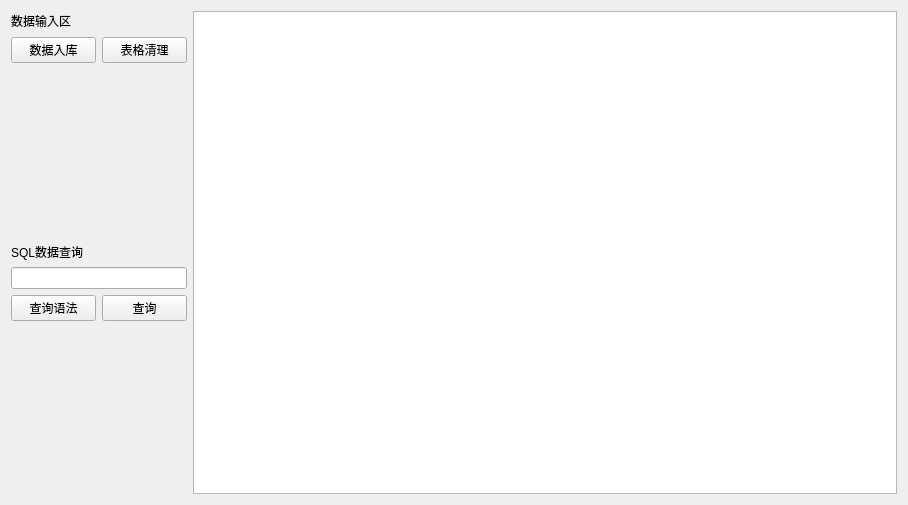
Old version of the form main.ui in the repository SQM-fuleiya/SQM-Data-analysis-tools.
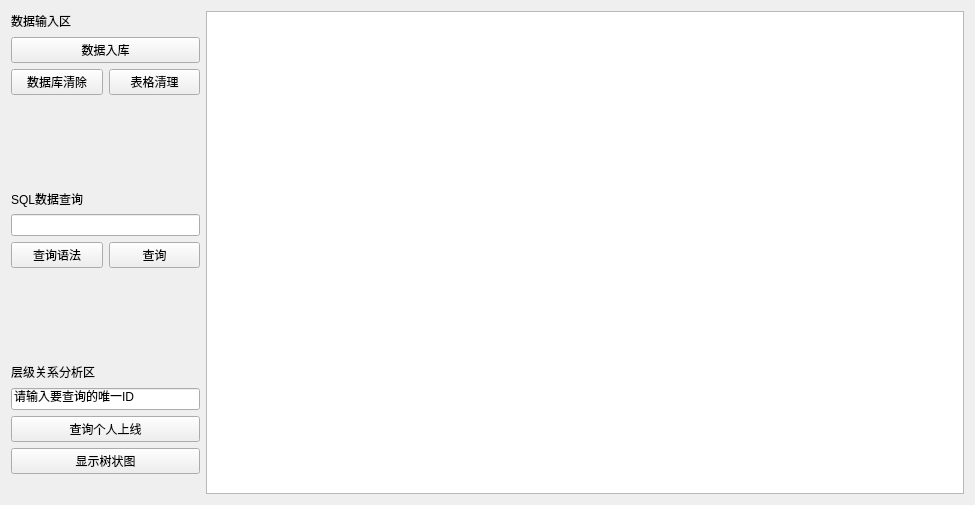
New version of the form. Icons and pictures are not drawn.

Commit message: v1.5更新 人员层级查询和树状图显示

What changed in the file:
```diff
--- a/main.ui
+++ b/main.ui
@@ -6,7 +6,7 @@
    <rect>
     <x>0</x>
     <y>0</y>
-    <width>908</width>
+    <width>975</width>
     <height>505</height>
    </rect>
   </property>
@@ -48,12 +48,19 @@
            </item>
           </layout>
          </item>
+         <item>
+          <widget class="QPushButton" name="start_db_but">
+           <property name="text">
+            <string>数据入库</string>
+           </property>
+          </widget>
+         </item>
          <item>
           <layout class="QHBoxLayout" name="horizontalLayout_2">
            <item>
-            <widget class="QPushButton" name="start_db_but">
+            <widget class="QPushButton" name="db_clear">
              <property name="text">
-              <string>数据入库</string>
+              <string>数据库清除</string>
              </property>
             </widget>
            </item>
@@ -67,7 +74,34 @@
           </layout>
          </item>
          <item>
-          <layout class="QHBoxLayout" name="horizontalLayout_3"/>
+          <layout class="QHBoxLayout" name="horizontalLayout_3">
+           <item>
+            <spacer name="horizontalSpacer_2">
+             <property name="orientation">
+              <enum>Qt::Horizontal</enum>
+             </property>
+             <property name="sizeHint" stdset="0">
+              <size>
+               <width>40</width>
+               <height>20</height>
+              </size>
+             </property>
+            </spacer>
+           </item>
+           <item>
+            <spacer name="horizontalSpacer_4">
+             <property name="orientation">
+              <enum>Qt::Horizontal</enum>
+             </property>
+             <property name="sizeHint" stdset="0">
+              <size>
+               <width>40</width>
+               <height>20</height>
+              </size>
+             </property>
+            </spacer>
+           </item>
+          </layout>
          </item>
         </layout>
        </item>
@@ -97,7 +131,7 @@
           <widget class="QLineEdit" name="db_str"/>
          </item>
          <item>
-          <layout class="QHBoxLayout" name="horizontalLayout_4">
+          <layout class="QHBoxLayout" name="horizontalLayout_5">
            <item>
             <widget class="QPushButton" name="select_yufa">
              <property name="text">
@@ -114,6 +148,36 @@
            </item>
           </layout>
          </item>
+         <item>
+          <layout class="QHBoxLayout" name="horizontalLayout_4">
+           <item>
+            <spacer name="horizontalSpacer_5">
+             <property name="orientation">
+              <enum>Qt::Horizontal</enum>
+             </property>
+             <property name="sizeHint" stdset="0">
+              <size>
+               <width>40</width>
+               <height>20</height>
+              </size>
+             </property>
+            </spacer>
+           </item>
+           <item>
+            <spacer name="horizontalSpacer_6">
+             <property name="orientation">
+              <enum>Qt::Horizontal</enum>
+             </property>
+             <property name="sizeHint" stdset="0">
+              <size>
+               <width>40</width>
+               <height>20</height>
+              </size>
+             </property>
+            </spacer>
+           </item>
+          </layout>
+         </item>
         </layout>
        </item>
        <item>
@@ -124,11 +188,82 @@
          <property name="sizeHint" stdset="0">
           <size>
            <width>20</width>
-           <height>40</height>
+           <height>18</height>
           </size>
          </property>
         </spacer>
        </item>
+       <item>
+        <layout class="QVBoxLayout" name="verticalLayout_3">
+         <item>
+          <layout class="QHBoxLayout" name="horizontalLayout_6">
+           <item>
+            <widget class="QLabel" name="label_3">
+             <property name="text">
+              <string>层级关系分析区</string>
+             </property>
+            </widget>
+           </item>
+           <item>
+            <spacer name="horizontalSpacer_3">
+             <property name="orientation">
+              <enum>Qt::Horizontal</enum>
+             </property>
+             <property name="sizeHint" stdset="0">
+              <size>
+               <width>40</width>
+               <height>20</height>
+              </size>
+             </property>
+            </spacer>
+           </item>
+          </layout>
+         </item>
+         <item>
+          <widget class="QLineEdit" name="data_input">
+           <property name="text">
+            <string>请输入要查询的唯一ID</string>
+           </property>
+          </widget>
+         </item>
+         <item>
+          <widget class="QPushButton" name="select_one">
+           <property name="text">
+            <string>查询个人上线</string>
+           </property>
+          </widget>
+         </item>
+         <item>
+          <widget class="QPushButton" name="show_guanxi">
+           <property name="text">
+            <string>显示树状图</string>
+           </property>
+           <property name="autoDefault">
+            <bool>false</bool>
+           </property>
+           <property name="default">
+            <bool>false</bool>
+           </property>
+           <property name="flat">
+            <bool>false</bool>
+           </property>
+          </widget>
+         </item>
+         <item>
+          <spacer name="horizontalSpacer_7">
+           <property name="orientation">
+            <enum>Qt::Horizontal</enum>
+           </property>
+           <property name="sizeHint" stdset="0">
+            <size>
+             <width>40</width>
+             <height>20</height>
+            </size>
+           </property>
+          </spacer>
+         </item>
+        </layout>
+       </item>
       </layout>
      </item>
      <item>
```
The commit also changes 5 other files.
